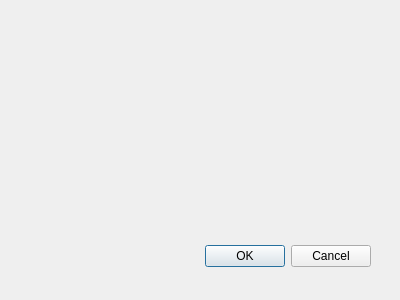
This is GeoContextQGISPlugin_processing_dialog_base.ui in kartoza/GeoContextQGISPlugin as Qt 5 draws it before an edit. The edited form follows.
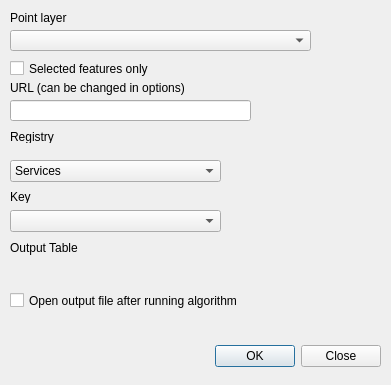
This is the edited form. Custom widgets are drawn as their Qt base class.

Diff of the .ui file:
```diff
--- a/GeoContextQGISPlugin_processing_dialog_base.ui
+++ b/GeoContextQGISPlugin_processing_dialog_base.ui
@@ -6,8 +6,8 @@
    <rect>
     <x>0</x>
     <y>0</y>
-    <width>400</width>
-    <height>300</height>
+    <width>391</width>
+    <height>385</height>
    </rect>
   </property>
   <property name="windowTitle">
@@ -16,8 +16,8 @@
   <widget class="QDialogButtonBox" name="buttonBox">
    <property name="geometry">
     <rect>
-     <x>30</x>
-     <y>240</y>
+     <x>40</x>
+     <y>340</y>
      <width>341</width>
      <height>32</height>
     </rect>
@@ -26,10 +26,192 @@
     <enum>Qt::Horizontal</enum>
    </property>
    <property name="standardButtons">
-    <set>QDialogButtonBox::Cancel|QDialogButtonBox::Ok</set>
+    <set>QDialogButtonBox::Close|QDialogButtonBox::Ok</set>
+   </property>
+  </widget>
+  <widget class="QLabel" name="lblPointsLayer">
+   <property name="geometry">
+    <rect>
+     <x>10</x>
+     <y>10</y>
+     <width>71</width>
+     <height>16</height>
+    </rect>
+   </property>
+   <property name="text">
+    <string>Point layer</string>
+   </property>
+  </widget>
+  <widget class="QgsMapLayerComboBox" name="cbInputPoints">
+   <property name="geometry">
+    <rect>
+     <x>10</x>
+     <y>30</y>
+     <width>301</width>
+     <height>21</height>
+    </rect>
+   </property>
+  </widget>
+  <widget class="QCheckBox" name="cbSelection">
+   <property name="geometry">
+    <rect>
+     <x>10</x>
+     <y>60</y>
+     <width>151</width>
+     <height>17</height>
+    </rect>
+   </property>
+   <property name="text">
+    <string>Selected features only</string>
+   </property>
+  </widget>
+  <widget class="QgsFileWidget" name="fwOutputTable">
+   <property name="geometry">
+    <rect>
+     <x>10</x>
+     <y>260</y>
+     <width>301</width>
+     <height>27</height>
+    </rect>
+   </property>
+   <property name="storageMode">
+    <enum>QgsFileWidget::SaveFile</enum>
+   </property>
+  </widget>
+  <widget class="QLabel" name="lblOutputTable">
+   <property name="geometry">
+    <rect>
+     <x>10</x>
+     <y>240</y>
+     <width>81</width>
+     <height>16</height>
+    </rect>
+   </property>
+   <property name="text">
+    <string>Output Table</string>
+   </property>
+  </widget>
+  <widget class="QCheckBox" name="cbOpenTable">
+   <property name="geometry">
+    <rect>
+     <x>10</x>
+     <y>290</y>
+     <width>241</width>
+     <height>21</height>
+    </rect>
+   </property>
+   <property name="text">
+    <string>Open output file after running algorithm</string>
+   </property>
+  </widget>
+  <widget class="QComboBox" name="cbRegistry">
+   <property name="geometry">
+    <rect>
+     <x>10</x>
+     <y>160</y>
+     <width>211</width>
+     <height>22</height>
+    </rect>
+   </property>
+   <item>
+    <property name="text">
+     <string>Services</string>
+    </property>
+   </item>
+   <item>
+    <property name="text">
+     <string>Groups</string>
+    </property>
+   </item>
+   <item>
+    <property name="text">
+     <string>Collections</string>
+    </property>
+   </item>
+  </widget>
+  <widget class="QLabel" name="lblRegistry">
+   <property name="geometry">
+    <rect>
+     <x>10</x>
+     <y>130</y>
+     <width>47</width>
+     <height>13</height>
+    </rect>
+   </property>
+   <property name="text">
+    <string>Registry</string>
+   </property>
+  </widget>
+  <widget class="QLabel" name="lblKey">
+   <property name="geometry">
+    <rect>
+     <x>10</x>
+     <y>190</y>
+     <width>47</width>
+     <height>13</height>
+    </rect>
+   </property>
+   <property name="text">
+    <string>Key</string>
+   </property>
+  </widget>
+  <widget class="QComboBox" name="cbKey">
+   <property name="geometry">
+    <rect>
+     <x>10</x>
+     <y>210</y>
+     <width>211</width>
+     <height>22</height>
+    </rect>
+   </property>
+  </widget>
+  <widget class="QgsFilterLineEdit" name="lineUrl">
+   <property name="geometry">
+    <rect>
+     <x>10</x>
+     <y>100</y>
+     <width>241</width>
+     <height>21</height>
+    </rect>
+   </property>
+   <property name="readOnly">
+    <bool>true</bool>
+   </property>
+   <property name="qgisRelation" stdset="0">
+    <string notr="true"/>
+   </property>
+  </widget>
+  <widget class="QLabel" name="lblUrl">
+   <property name="geometry">
+    <rect>
+     <x>10</x>
+     <y>80</y>
+     <width>241</width>
+     <height>16</height>
+    </rect>
+   </property>
+   <property name="text">
+    <string>URL (can be changed in options)</string>
    </property>
   </widget>
  </widget>
+ <customwidgets>
+  <customwidget>
+   <class>QgsFileWidget</class>
+   <extends>QWidget</extends>
+   <header>qgsfilewidget.h</header>
+  </customwidget>
+  <customwidget>
+   <class>QgsFilterLineEdit</class>
+   <extends>QLineEdit</extends>
+   <header>qgsfilterlineedit.h</header>
+  </customwidget>
+  <customwidget>
+   <class>QgsMapLayerComboBox</class>
+   <extends>QComboBox</extends>
+   <header>qgsmaplayercombobox.h</header>
+  </customwidget>
+ </customwidgets>
  <resources/>
  <connections>
   <connection>
```
Left out of the diff: 2 changed lines with no effect on the pictures.
